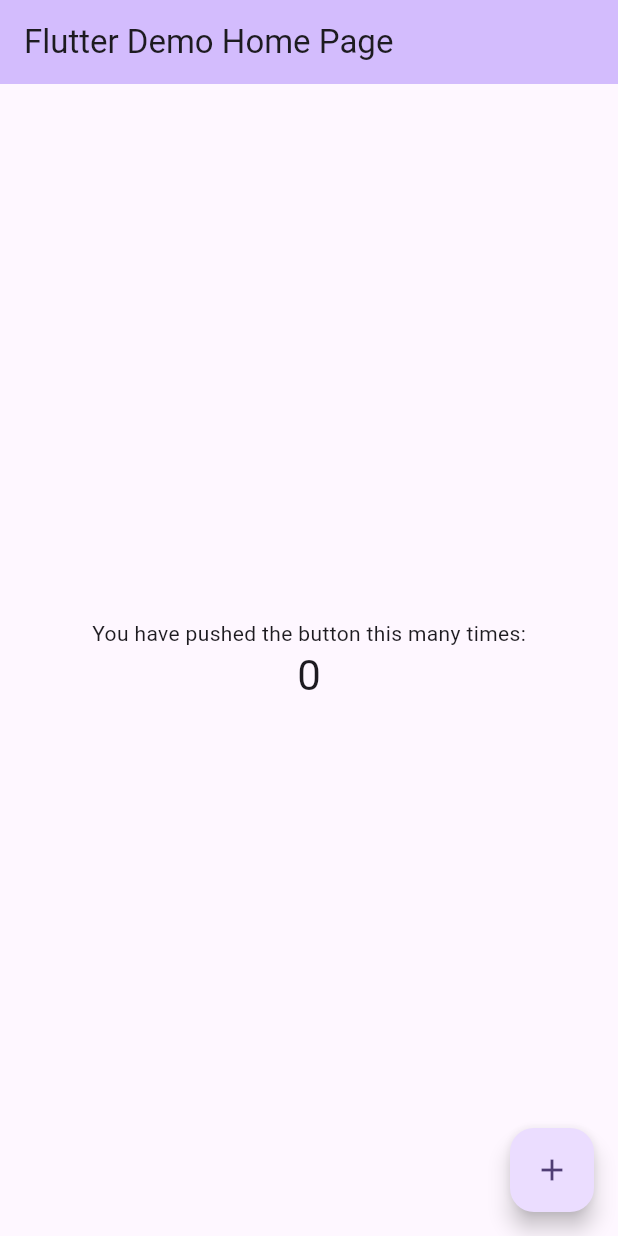
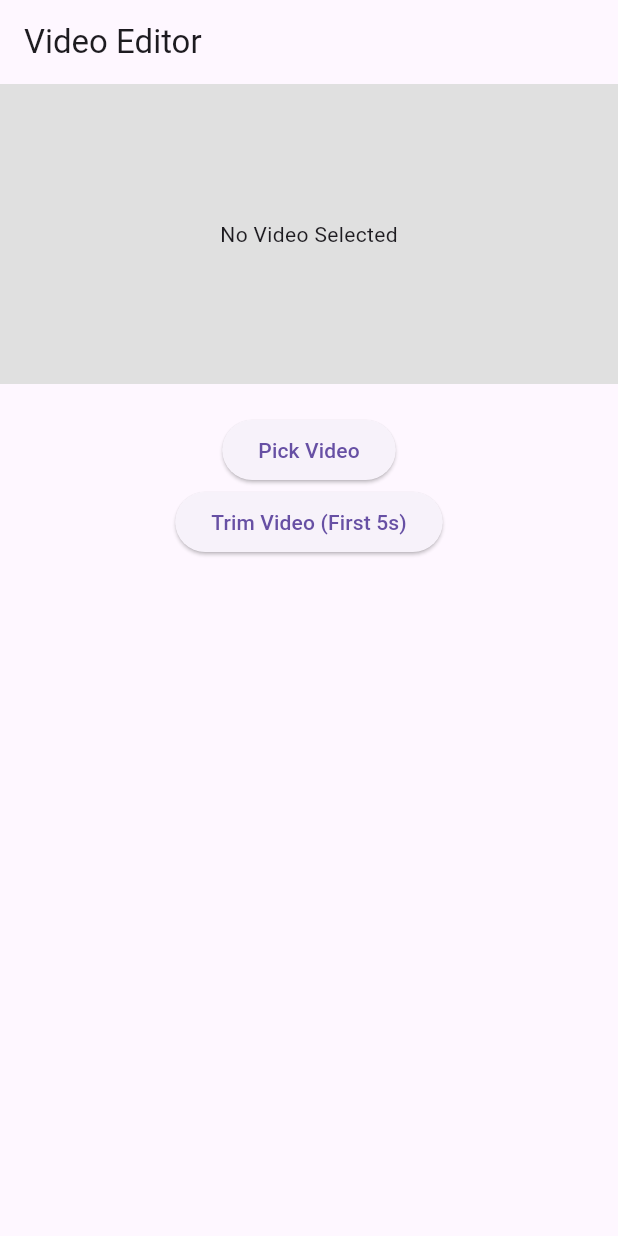
Before and after one commit to talha270/video_editor_app, a Flutter app: the screen it shows after launch, on a phone screen of 412 x 824 dp. Run offline on Flutter 3.47's test engine with Material 3 defaults, Android fonts, the light colour scheme and no system bars; our stand-ins replace image_picker, video_player; missing offline and left inert: ffmpeg_kit_flutter.

Commit message:
inital commit

```diff
--- a/lib/main.dart
+++ b/lib/main.dart
@@ -1,125 +1,94 @@
+import 'dart:io';
 import 'package:flutter/material.dart';
+import 'package:image_picker/image_picker.dart';
+import 'package:video_player/video_player.dart';
+import 'package:path_provider/path_provider.dart';
+import 'package:ffmpeg_kit_flutter/ffmpeg_kit.dart';
 
-void main() {
-  runApp(const MyApp());
+class VideoEditorScreen extends StatefulWidget {
+  @override
+  _VideoEditorScreenState createState() => _VideoEditorScreenState();
 }
 
-class MyApp extends StatelessWidget {
-  const MyApp({super.key});
+class _VideoEditorScreenState extends State<VideoEditorScreen> {
+  File? _videoFile;
+  VideoPlayerController? _controller;
+  bool _isProcessing = false;
 
-  // This widget is the root of your application.
+  Future<void> _pickVideo() async {
+    final pickedFile = await ImagePicker().pickVideo(source: ImageSource.gallery);
+    if (pickedFile != null) {
+      setState(() {
+        _videoFile = File(pickedFile.path);
+        _controller = VideoPlayerController.file(_videoFile!)
+          ..initialize().then((_) {
+            setState(() {});
+            _controller!.play();
+          });
+      });
+    }
+  }
+
+  Future<void> _trimVideo() async {
+    if (_videoFile == null) return;
+
+    setState(() => _isProcessing = true);
+
+    final dir = await getTemporaryDirectory();
+    final outputPath = '${dir.path}/trimmed_video.mp4';
+
+    String command = '-i ${_videoFile!.path} -ss 00:00:02 -t 00:00:05 -c copy $outputPath';
+
+    await FFmpegKit.execute(command);
+
+    setState(() {
+      _videoFile = File(outputPath);
+      _controller = VideoPlayerController.file(_videoFile!)
+        ..initialize().then((_) {
+          setState(() {});
+          _controller!.play();
+        });
+      _isProcessing = false;
+    });
+  }
+
+  @override
+  void dispose() {
+    _controller?.dispose();
+    super.dispose();
+  }
+
   @override
   Widget build(BuildContext context) {
-    return MaterialApp(
-      title: 'Flutter Demo',
-      theme: ThemeData(
-        // This is the theme of your application.
-        //
-        // TRY THIS: Try running your application with "flutter run". You'll see
-        // the application has a purple toolbar. Then, without quitting the app,
-        // try changing the seedColor in the colorScheme below to Colors.green
-        // and then invoke "hot reload" (save your changes or press the "hot
-        // reload" button in a Flutter-supported IDE, or press "r" if you used
-        // the command line to start the app).
-        //
-        // Notice that the counter didn't reset back to zero; the application
-        // state is not lost during the reload. To reset the state, use hot
-        // restart instead.
-        //
-        // This works for code too, not just values: Most code changes can be
-        // tested with just a hot reload.
-        colorScheme: ColorScheme.fromSeed(seedColor: Colors.deepPurple),
-        useMaterial3: true,
+    return Scaffold(
+      appBar: AppBar(title: Text("Video Editor")),
+      body: Column(
+        children: [
+          if (_controller != null && _controller!.value.isInitialized)
+            AspectRatio(
+              aspectRatio: _controller!.value.aspectRatio,
+              child: VideoPlayer(_controller!),
+            )
+          else
+            Container(height: 200, color: Colors.grey[300], child: Center(child: Text("No Video Selected"))),
+
+          SizedBox(height: 20),
+          ElevatedButton(
+            onPressed: _pickVideo,
+            child: Text("Pick Video"),
+          ),
+          ElevatedButton(
+            onPressed: _isProcessing ? null : _trimVideo,
+            child: _isProcessing ? CircularProgressIndicator() : Text("Trim Video (First 5s)"),
+          ),
+        ],
       ),
-      home: const MyHomePage(title: 'Flutter Demo Home Page'),
     );
   }
 }
 
-class MyHomePage extends StatefulWidget {
-  const MyHomePage({super.key, required this.title});
-
-  // This widget is the home page of your application. It is stateful, meaning
-  // that it has a State object (defined below) that contains fields that affect
-  // how it looks.
-
-  // This class is the configuration for the state. It holds the values (in this
-  // case the title) provided by the parent (in this case the App widget) and
-  // used by the build method of the State. Fields in a Widget subclass are
-  // always marked "final".
-
-  final String title;
-
-  @override
-  State<MyHomePage> createState() => _MyHomePageState();
+void main() {
+  runApp(MaterialApp(
+    home: VideoEditorScreen(),
+  ));
 }
-
-class _MyHomePageState extends State<MyHomePage> {
-  int _counter = 0;
-
-  void _incrementCounter() {
-    setState(() {
-      // This call to setState tells the Flutter framework that something has
-      // changed in this State, which causes it to rerun the build method below
-      // so that the display can reflect the updated values. If we changed
-      // _counter without calling setState(), then the build method would not be
-      // called again, and so nothing would appear to happen.
-      _counter++;
-    });
-  }
-
-  @override
-  Widget build(BuildContext context) {
-    // This method is rerun every time setState is called, for instance as done
-    // by the _incrementCounter method above.
-    //
-    // The Flutter framework has been optimized to make rerunning build methods
-    // fast, so that you can just rebuild anything that needs updating rather
-    // than having to individually change instances of widgets.
-    return Scaffold(
-      appBar: AppBar(
-        // TRY THIS: Try changing the color here to a specific color (to
-        // Colors.amber, perhaps?) and trigger a hot reload to see the AppBar
-        // change color while the other colors stay the same.
-        backgroundColor: Theme.of(context).colorScheme.inversePrimary,
-        // Here we take the value from the MyHomePage object that was created by
-        // the App.build method, and use it to set our appbar title.
-        title: Text(widget.title),
-      ),
-      body: Center(
-        // Center is a layout widget. It takes a single child and positions it
-        // in the middle of the parent.
-        child: Column(
-          // Column is also a layout widget. It takes a list of children and
-          // arranges them vertically. By default, it sizes itself to fit its
-          // children horizontally, and tries to be as tall as its parent.
-          //
-          // Column has various properties to control how it sizes itself and
-          // how it positions its children. Here we use mainAxisAlignment to
-          // center the children vertically; the main axis here is the vertical
-          // axis because Columns are vertical (the cross axis would be
-          // horizontal).
-          //
-          // TRY THIS: Invoke "debug painting" (choose the "Toggle Debug Paint"
-          // action in the IDE, or press "p" in the console), to see the
-          // wireframe for each widget.
-          mainAxisAlignment: MainAxisAlignment.center,
-          children: <Widget>[
-            const Text(
-              'You have pushed the button this many times:',
-            ),
-            Text(
-              '$_counter',
-              style: Theme.of(context).textTheme.headlineMedium,
-            ),
-          ],
-        ),
-      ),
-      floatingActionButton: FloatingActionButton(
-        onPressed: _incrementCounter,
-        tooltip: 'Increment',
-        child: const Icon(Icons.add),
-      ), // This trailing comma makes auto-formatting nicer for build methods.
-    );
-  }
-}
--- a/pubspec.yaml
+++ b/pubspec.yaml
@@ -36,6 +36,11 @@ dependencies:
   # Use with the CupertinoIcons class for iOS style icons.
   cupertino_icons: ^1.0.8
 
+  video_player:
+  image_picker:
+  ffmpeg_kit_flutter:
+  path_provider:
+  permission_handler:
 dev_dependencies:
   flutter_test:
     sdk: flutter
```
Also changed, not shown: pubspec.lock, 2 other files.
